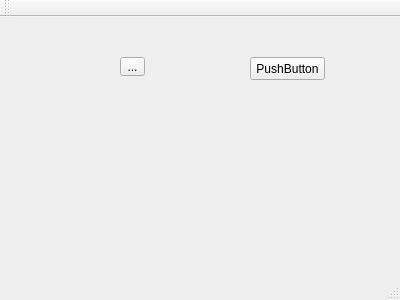
The window that ATOassignment/atoassignmentmainwindow.ui (stephaniaa/stephAssignment1) describes before a commit, drawn with Qt 5.
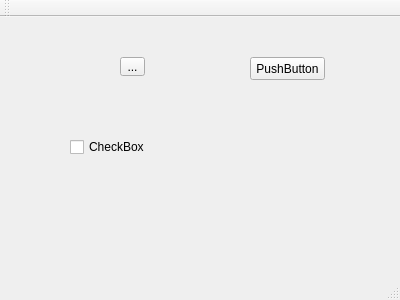
The same window after the commit.

Commit message: Added Checkbox and gitignore

```diff
--- a/ATOassignment/atoassignmentmainwindow.ui
+++ b/ATOassignment/atoassignmentmainwindow.ui
@@ -40,6 +40,19 @@
      <string>...</string>
     </property>
    </widget>
+   <widget class="QCheckBox" name="checkBox">
+    <property name="geometry">
+     <rect>
+      <x>70</x>
+      <y>120</y>
+      <width>81</width>
+      <height>20</height>
+     </rect>
+    </property>
+    <property name="text">
+     <string>CheckBox</string>
+    </property>
+   </widget>
   </widget>
   <widget class="QMenuBar" name="menuBar">
    <property name="geometry">
```
Left out of the diff: 2 changed lines with no effect on the pictures. The commit also changes 5 other files.
